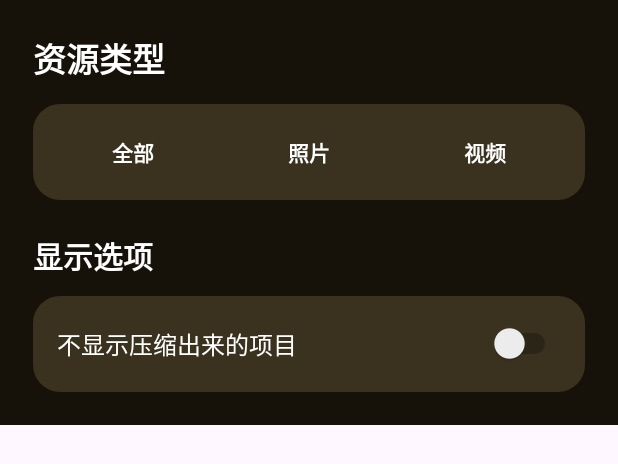
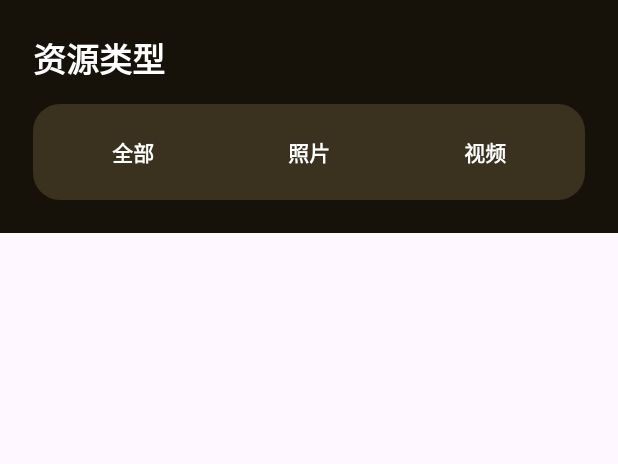
Before and after one commit to Borry5/duckya-android-java, an Android app: the layout sheet_filter.xml on its own in the app's theme, with its tools: preview values and no code run, on a phone screen of 412 x 824 dp. Shown: the top 464 px of the screen. Run offline under Robolectric (Android 15) with nearby library versions, the light colour scheme and no system bars.

Commit message:
[codex] 移除压缩输出隐藏筛选

```diff
--- a/code/app/src/main/java/com/duckya/yaya/ui/ScanFragment.java
+++ b/code/app/src/main/java/com/duckya/yaya/ui/ScanFragment.java
@@ -12,7 +12,6 @@ import android.view.ViewGroup;
 import android.widget.Button;
 import android.widget.PopupMenu;
 import android.widget.RadioGroup;
-import android.widget.Switch;
 import android.widget.Toast;
 
 import androidx.activity.result.ActivityResultLauncher;
@@ -55,7 +54,6 @@ public class ScanFragment extends Fragment {
     private final Set<String> selectedUris = new HashSet<>();
     private FilterMode filterMode = FilterMode.ALL;
     private SortMode sortMode = SortMode.SIZE;
-    private boolean hideCompressedOutput;
     private boolean selectionMode;
     private String headerStatusText = "";
     private String headerDetailText = "";
@@ -330,9 +328,6 @@ public class ScanFragment extends Fragment {
             if (filterMode == FilterMode.VIDEO && item.getKind() != MediaKind.VIDEO) {
                 continue;
             }
-            if (hideCompressedOutput && item.getName().toLowerCase().contains("_compressed")) {
-                continue;
-            }
             visibleItems.add(item);
         }
         Collections.sort(visibleItems, comparatorFor(sortMode));
@@ -401,7 +396,6 @@ public class ScanFragment extends Fragment {
         BottomSheetDialog dialog = new BottomSheetDialog(requireContext());
         View sheet = LayoutInflater.from(requireContext()).inflate(R.layout.sheet_filter, null, false);
         RadioGroup typeGroup = sheet.findViewById(R.id.filter_type_group);
-        Switch hideCompressedSwitch = sheet.findViewById(R.id.filter_hide_compressed_output_switch);
         if (filterMode == FilterMode.IMAGE) {
             typeGroup.check(R.id.filter_type_image);
         } else if (filterMode == FilterMode.VIDEO) {
@@ -409,7 +403,6 @@ public class ScanFragment extends Fragment {
         } else {
             typeGroup.check(R.id.filter_type_all);
         }
-        hideCompressedSwitch.setChecked(hideCompressedOutput);
         typeGroup.setOnCheckedChangeListener((group, checkedId) -> {
             if (checkedId == R.id.filter_type_image) {
                 filterMode = FilterMode.IMAGE;
@@ -418,10 +411,6 @@ public class ScanFragment extends Fragment {
             } else {
                 filterMode = FilterMode.ALL;
             }
-            applyFilterAndSort();
-        });
-        hideCompressedSwitch.setOnCheckedChangeListener((buttonView, isChecked) -> {
-            hideCompressedOutput = isChecked;
             applyFilterAndSort();
         });
         dialog.setContentView(sheet);
@@ -575,7 +564,7 @@ public class ScanFragment extends Fragment {
         if (mediaAdapter == null) {
             return;
         }
-        boolean filtered = filterMode != FilterMode.ALL || hideCompressedOutput;
+        boolean filtered = filterMode != FilterMode.ALL;
         String mediaCountText = selectionMode
                 ? getString(R.string.scan_selection_count, selectedUris.size())
                 : headerMediaCountText;
--- a/code/app/src/main/res/layout/sheet_filter.xml
+++ b/code/app/src/main/res/layout/sheet_filter.xml
@@ -57,37 +57,4 @@
             android:textStyle="bold" />
     </RadioGroup>
 
-    <TextView
-        android:layout_width="match_parent"
-        android:layout_height="wrap_content"
-        android:layout_marginTop="22dp"
-        android:text="@string/filter_display_options"
-        android:textColor="@color/yaya_text_primary"
-        android:textSize="20sp"
-        android:textStyle="bold" />
-
-    <LinearLayout
-        android:layout_width="match_parent"
-        android:layout_height="64dp"
-        android:layout_marginTop="12dp"
-        android:background="@drawable/bg_stage_card"
-        android:gravity="center_vertical"
-        android:orientation="horizontal"
-        android:paddingStart="16dp"
-        android:paddingEnd="16dp">
-
-        <TextView
-            android:layout_width="0dp"
-            android:layout_height="wrap_content"
-            android:layout_weight="1"
-            android:text="@string/filter_hide_compressed_output"
-            android:textColor="@color/yaya_text_primary"
-            android:textSize="16sp" />
-
-        <Switch
-            android:id="@+id/filter_hide_compressed_output_switch"
-            android:layout_width="wrap_content"
-            android:layout_height="wrap_content" />
-    </LinearLayout>
-
 </LinearLayout>
--- a/code/app/src/main/res/values/strings.xml
+++ b/code/app/src/main/res/values/strings.xml
@@ -38,8 +38,6 @@
     <string name="scan_selected_added_delete">已添加 %1$d 项到回收队列</string>
     <string name="filter_title">筛选</string>
     <string name="filter_resource_type">资源类型</string>
-    <string name="filter_display_options">显示选项</string>
-    <string name="filter_hide_compressed_output">不显示压缩出来的项目</string>
     <string name="filter_all">全部</string>
     <string name="filter_image">照片</string>
     <string name="filter_video">视频</string>
```
